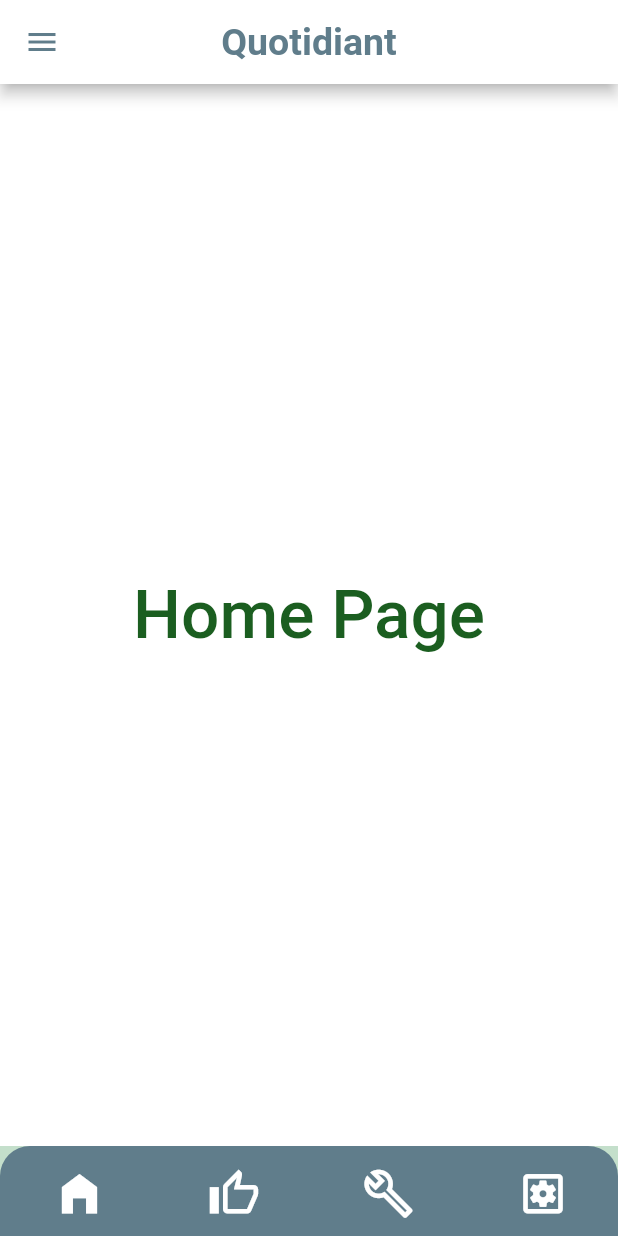
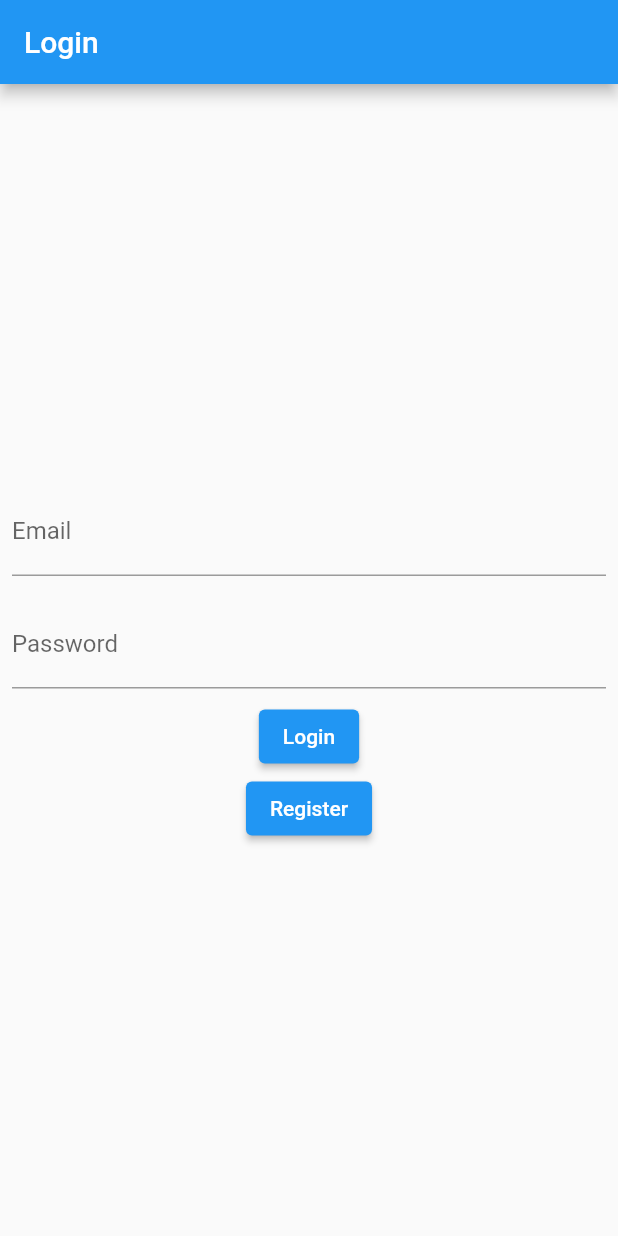
Before and after one commit to WSU-4110/Quotidiant-App, a Flutter app: the screen it shows after launch, on a phone screen of 412 x 824 dp. Run offline on Flutter 3.47's test engine with Material 2 defaults, Android fonts, the phone set to English and light mode, and no system bars; our stand-ins replace firebase_auth, firebase_core; missing offline and left inert: dart:html; accounts and stored records are empty.

Commit message:
create auth flow, appropriate pages, and confirm user is added to firebase db

```diff
--- a/quotidiant_app/lib/main.dart
+++ b/quotidiant_app/lib/main.dart
@@ -1,10 +1,32 @@
 import 'package:firebase_core/firebase_core.dart';
 import 'package:flutter/material.dart';
+import 'package:provider/provider.dart';
+import 'package:quotidiant_app/screens/authenticate/login.dart';
+import 'package:quotidiant_app/screens/home/home.dart';
+import 'package:quotidiant_app/screens/likes/likes.dart';
+import 'package:quotidiant_app/screens/settings/settings.dart';
+import 'package:quotidiant_app/screens/topics/topics.dart';
+import 'package:quotidiant_app/screens/wrapper.dart';
+import 'package:quotidiant_app/services/authentication_service.dart';
 
-void main() async {
+import 'screens/authenticate/register.dart';
+
+Future<void> main() async {
   WidgetsFlutterBinding.ensureInitialized();
-  await Firebase.initializeApp();
+  await Firebase.initializeApp(
+      options: FirebaseOptions(
+          apiKey: 'AIzaSyBULkEQQc79zNLmUuqUC448darQuzYyHkA',
+          appId: '1:341152015809:android:afbc24e2b7cb1d94bbbb40',
+          messagingSenderId: '341152015809',
+          projectId: 'quotidiant-app'));
   runApp(const MyApp());
+}
+
+class HomePage extends StatefulWidget {
+  const HomePage({Key? key}) : super(key: key);
+
+  @override
+  _HomePageState createState() => _HomePageState();
 }
 
 class MyApp extends StatelessWidget {
@@ -13,7 +35,13 @@ class MyApp extends StatelessWidget {
 // This widget is the root of your application.
   @override
   Widget build(BuildContext context) {
-    return MaterialApp(
+    return MultiProvider(
+      providers: [
+        Provider<AuthenticationService>(
+          create: (_) => AuthenticationService(),
+        ),
+      ],
+      child: MaterialApp(
         title: 'Quotidiant',
         theme: ThemeData(
           primaryColor: Colors.blueGrey,
@@ -22,16 +50,16 @@ class MyApp extends StatelessWidget {
           hoverColor: Colors.transparent,
         ),
         debugShowCheckedModeBanner: false,
-      home: const HomePage(),
+        initialRoute: '/',
+        routes: {
+          '/': (context) => Wrapper(),
+          '/login': (context) => Login(),
+          '/register': (context) => Register(),
+          '/likes': (context) => Likes(),
+        },
+      ),
     );
   }
-}
-
-class HomePage extends StatefulWidget {
-  const HomePage({Key? key}) : super(key: key);
-
-  @override
-  _HomePageState createState() => _HomePageState();
 }
 
 class _HomePageState extends State<HomePage> {
@@ -164,86 +192,86 @@ class _HomePageState extends State<HomePage> {
   }
 }
 
-class Home extends StatelessWidget {
-  const Home({Key? key}) : super(key: key);
+// class Home extends StatelessWidget {
+//   const Home({Key? key}) : super(key: key);
 
-  @override
-  Widget build(BuildContext context) {
-    return Container(
-      color: Colors.white,
-      child: Center(
-        child: Text(
-          "Home Page",
-          style: TextStyle(
-            color: Colors.green[900],
-            fontSize: 45,
-            fontWeight: FontWeight.w500,
-          ),
-        ),
-      ),
-    );
-  }
-}
+//   @override
+//   Widget build(BuildContext context) {
+//     return Container(
+//       color: Colors.white,
+//       child: Center(
+//         child: Text(
+//           "Home Page",
+//           style: TextStyle(
+//             color: Colors.green[900],
+//             fontSize: 45,
+//             fontWeight: FontWeight.w500,
+//           ),
+//         ),
+//       ),
+//     );
+//   }
+// }
 
-class Likes extends StatelessWidget {
-  const Likes({Key? key}) : super(key: key);
+// class Likes extends StatelessWidget {
+//   const Likes({Key? key}) : super(key: key);
 
-  @override
-  Widget build(BuildContext context) {
-    return Container(
-      color: Colors.white,
-      child: Center(
-        child: Text(
-          "Likes",
-          style: TextStyle(
-            color: Colors.green[900],
-            fontSize: 45,
-            fontWeight: FontWeight.w500,
-          ),
-        ),
-      ),
-    );
-  }
-}
+//   @override
+//   Widget build(BuildContext context) {
+//     return Container(
+//       color: Colors.white,
+//       child: Center(
+//         child: Text(
+//           "Likes",
+//           style: TextStyle(
+//             color: Colors.green[900],
+//             fontSize: 45,
+//             fontWeight: FontWeight.w500,
+//           ),
+//         ),
+//       ),
+//     );
+//   }
+// }
 
-class Topics extends StatelessWidget {
-  const Topics({Key? key}) : super(key: key);
+// class Topics extends StatelessWidget {
+//   const Topics({Key? key}) : super(key: key);
 
-  @override
-  Widget build(BuildContext context) {
-    return Container(
-      color: Colors.white,
-      child: Center(
-        child: Text(
-          "Topics",
-          style: TextStyle(
-            color: Colors.green[900],
-            fontSize: 45,
-            fontWeight: FontWeight.w500,
-          ),
-        ),
-      ),
-    );
-  }
-}
+//   @override
+//   Widget build(BuildContext context) {
+//     return Container(
+//       color: Colors.white,
+//       child: Center(
+//         child: Text(
+//           "Topics",
+//           style: TextStyle(
+//             color: Colors.green[900],
+//             fontSize: 45,
+//             fontWeight: FontWeight.w500,
+//           ),
+//         ),
+//       ),
+//     );
+//   }
+// }
 
-class Settings extends StatelessWidget {
-  const Settings({Key? key}) : super(key: key);
+// class Settings extends StatelessWidget {
+//   const Settings({Key? key}) : super(key: key);
 
-  @override
-  Widget build(BuildContext context) {
-    return Container(
-      color: Colors.white,
-      child: Center(
-        child: Text(
-          "Settings",
-          style: TextStyle(
-            color: Colors.green[900],
-            fontSize: 45,
-            fontWeight: FontWeight.w500,
-          ),
-        ),
-      ),
-    );
-  }
-}
+//   @override
+//   Widget build(BuildContext context) {
+//     return Container(
+//       color: Colors.white,
+//       child: Center(
+//         child: Text(
+//           "Settings",
+//           style: TextStyle(
+//             color: Colors.green[900],
+//             fontSize: 45,
+//             fontWeight: FontWeight.w500,
+//           ),
+//         ),
+//       ),
+//     );
+//   }
+// }
--- /dev/null
+++ b/quotidiant_app/lib/models/user.dart
@@ -0,0 +1,6 @@
+class User {
+  final String uid;
+  final String? email;
+
+  User(this.uid, this.email);
+}
--- /dev/null
+++ b/quotidiant_app/lib/screens/authenticate/login.dart
@@ -0,0 +1,59 @@
+import 'package:flutter/material.dart';
+import 'package:flutter/src/foundation/key.dart';
+import 'package:flutter/src/widgets/framework.dart';
+import 'package:flutter/widgets.dart';
+import 'package:provider/provider.dart';
+import 'package:quotidiant_app/services/authentication_service.dart';
+
+class Login extends StatelessWidget {
+  const Login({Key? key}) : super(key: key);
+
+  @override
+  Widget build(BuildContext context) {
+    final TextEditingController emailController = TextEditingController();
+    final TextEditingController passwordController = TextEditingController();
+
+    final authService = Provider.of<AuthenticationService>(context);
+    return Scaffold(
+      appBar: AppBar(
+        title: Text('Login'),
+      ),
+      body: Column(
+        mainAxisAlignment: MainAxisAlignment.center,
+        children: [
+          Padding(
+            padding: const EdgeInsets.all(8.0),
+            child: TextField(
+              controller: emailController,
+              decoration: InputDecoration(
+                labelText: "Email",
+              ),
+            ),
+          ),
+          Padding(
+            padding: const EdgeInsets.all(8.0),
+            child: TextField(
+              controller: passwordController,
+              decoration: InputDecoration(
+                labelText: "Password",
+              ),
+            ),
+          ),
+          ElevatedButton(
+            onPressed: () {
+              authService.signInWithEmailAndPassword(
+                  emailController.text, passwordController.text);
+            },
+            child: Text('Login'),
+          ),
+          ElevatedButton(
+            onPressed: () {
+              Navigator.pushNamed(context, '/register');
+            },
+            child: Text('Register'),
+          ),
+        ],
+      ),
+    );
+  }
+}
--- /dev/null
+++ b/quotidiant_app/lib/screens/wrapper.dart
@@ -0,0 +1,31 @@
+import 'package:flutter/material.dart';
+import 'package:provider/provider.dart';
+import 'package:quotidiant_app/models/user.dart';
+import 'package:quotidiant_app/screens/authenticate/authenticate.dart';
+import 'package:quotidiant_app/screens/authenticate/login.dart';
+import 'package:quotidiant_app/screens/home/home.dart';
+import 'package:quotidiant_app/services/authentication_service.dart';
+
+class Wrapper extends StatelessWidget {
+  // const Wrapper({Key? key}) : super(key: key);
+
+  @override
+  Widget build(BuildContext context) {
+    final authService = Provider.of<AuthenticationService>(context);
+    return StreamBuilder<User?>(
+      stream: authService.user,
+      builder: (_, AsyncSnapshot<User?> snapshot) {
+        if (snapshot.connectionState == ConnectionState.active) {
+          final User? user = snapshot.data;
+          return user == null ? Login() : Home();
+        } else {
+          return Scaffold(
+            body: Center(
+              child: CircularProgressIndicator(),
+            ),
+          );
+        }
+      },
+    );
+  }
+}
--- /dev/null
+++ b/quotidiant_app/lib/services/authentication_service.dart
@@ -0,0 +1,39 @@
+import 'dart:html';
+
+import 'package:firebase_auth/firebase_auth.dart' as auth;
+import 'package:quotidiant_app/models/user.dart';
+
+class AuthenticationService {
+  final auth.FirebaseAuth _firebaseAuth = auth.FirebaseAuth.instance;
+
+  User? _userFromFirebase(auth.User? user) {
+    if (user == null) {
+      return null;
+    }
+    return User(user.uid, user.email);
+  }
+
+  Stream<User?>? get user {
+    return _firebaseAuth.authStateChanges().map(_userFromFirebase);
+  }
+
+  Future<User?> signInWithEmailAndPassword(
+      String email, String password) async {
+    final credential = await _firebaseAuth.signInWithEmailAndPassword(
+        email: email, password: password);
+
+    return _userFromFirebase(credential.user);
+  }
+
+  Future<User?> createUserWithEmailAndPassword(
+      String email, String password) async {
+    final credential = await _firebaseAuth.createUserWithEmailAndPassword(
+        email: email, password: password);
+
+    return _userFromFirebase(credential.user);
+  }
+
+  Future<void> signOut() async {
+    return await _firebaseAuth.signOut();
+  }
+}
--- a/quotidiant_app/pubspec.yaml
+++ b/quotidiant_app/pubspec.yaml
@@ -38,6 +38,7 @@ dependencies:
   firebase_analytics: ^9.1.9
   firebase_auth: ^3.3.19
   cloud_firestore: ^3.1.17
+  provider: ^6.0.3
 
 dev_dependencies:
   flutter_test:
```
Also changed, not shown: quotidiant_app/lib/screens/authenticate/authenticate.dart (added, +15 -0 lines), quotidiant_app/lib/screens/authenticate/register.dart (added, +58 -0 lines), quotidiant_app/lib/screens/home/home.dart (renamed from quotidiant_app/lib/home.dart), quotidiant_app/lib/screens/likes/likes.dart (renamed from quotidiant_app/lib/likes.dart), quotidiant_app/lib/screens/settings/settings.dart (renamed from quotidiant_app/lib/settings.dart), quotidiant_app/lib/screens/topics/topics.dart (renamed from quotidiant_app/lib/topics.dart), quotidiant_app/pubspec.lock. Lines whose indentation alone changed are shown as unchanged.
